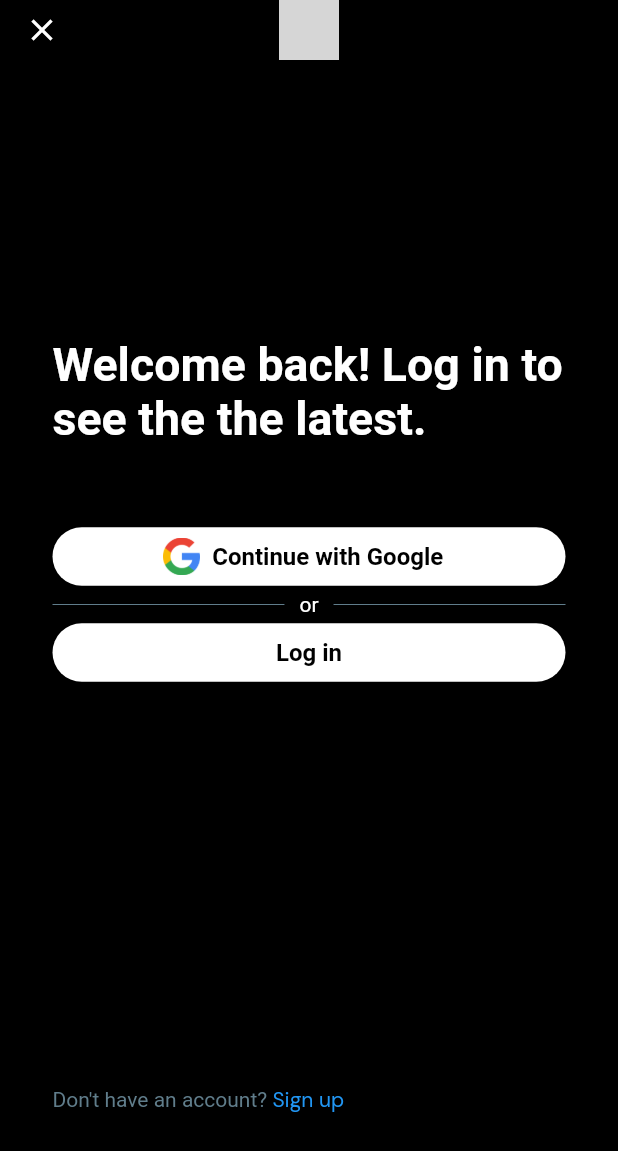
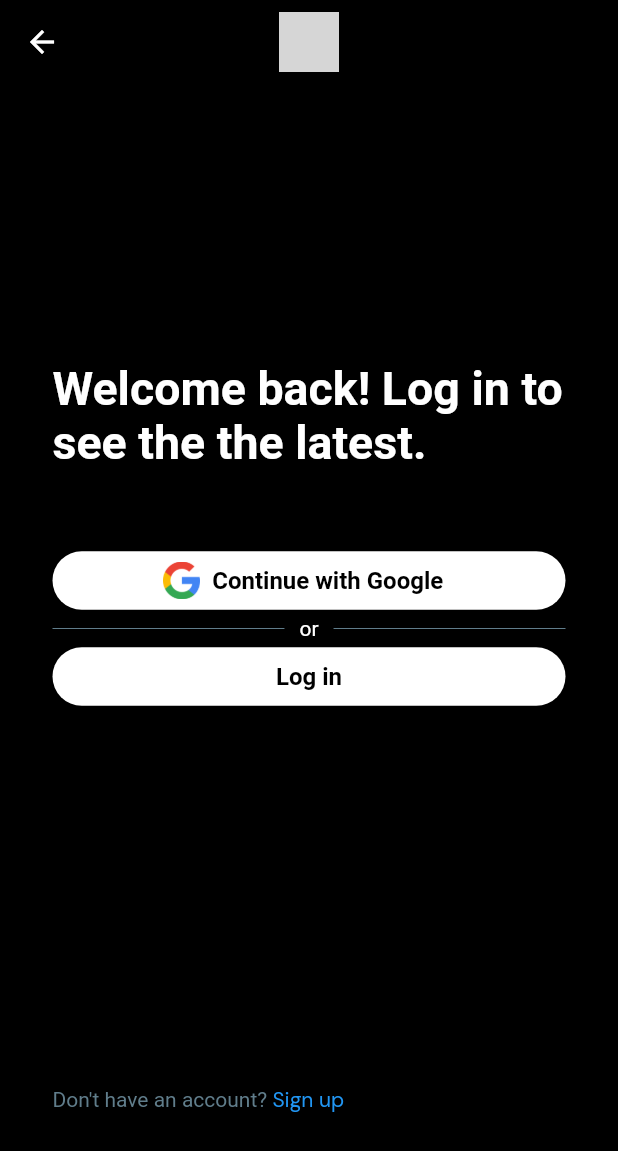
Before and after one commit to AbdoWise-z/GigaChat-Cross-platform, a Flutter app: the screen it shows after launch, on a phone screen of 412 x 824 dp. Shown: the top 1151 px of the screen. Run offline on Flutter 3.47's test engine with Material 2 defaults, Android fonts, the phone set to English and light mode, and no system bars; our stand-ins replace email_validator, fluttertoast, font_awesome_flutter, google_fonts, image_picker, like_button and 1 more; accounts and stored records are empty; grey boxes are pictures that could not be loaded.

Commit message:
linking login page with api interface

```diff
--- a/lib/base.dart
+++ b/lib/base.dart
@@ -5,3 +5,9 @@ const String APP_NAME = "gigachat";
 
 // global constants
 const double LOGIN_PAGE_PADDING = 10.0;
+
+enum LoginState {
+  idle,
+  success,
+  failure,
+}
--- a/lib/pages/login/login-page.dart
+++ b/lib/pages/login/login-page.dart
@@ -2,6 +2,7 @@ import 'package:flutter/cupertino.dart';
 import 'package:flutter/material.dart';
 import 'package:gigachat/pages/login/sub-pages/username-page.dart';
 import 'package:gigachat/pages/register/landing-register.dart';
+import 'package:gigachat/widgets/auth/auth-app-bar.dart';
 import 'package:google_fonts/google_fonts.dart';
 
 import '../../providers/theme-provider.dart';
@@ -13,19 +14,7 @@ class LoginPage extends StatelessWidget {
   @override
   Widget build(BuildContext context) {
     return Scaffold(
-      appBar: AppBar(
-        toolbarHeight: 40,
-        elevation: 0,
-        centerTitle: true,
-        leading: const Icon(Icons.close),
-        title: SizedBox(
-          height: 40,
-          width: 40,
-          child: Image.asset(
-            ThemeProvider.getInstance(context).isDark() ? 'assets/giga-chat-logo-dark.png' : 'assets/giga-chat-logo-light.png',
-          ),
-        ),
-      ),
+      appBar: AuthAppBar(context, leadingIcon: null, showDefault: true),
       body: Padding(
         padding: const EdgeInsets.fromLTRB(35,35,35,100),
         child: SingleChildScrollView(
--- a/pubspec.yaml
+++ b/pubspec.yaml
@@ -38,6 +38,8 @@ dependencies:
   like_button: ^2.0.5
   google_fonts: ^6.1.0
   image_picker: ^1.0.4
+  fluttertoast: ^8.2.3
+
 
 
   # The following adds the Cupertino Icons font to your application.
```
Also changed, not shown: lib/pages/login/sub-pages/password-page.dart (+51 -8 lines), lib/providers/auth.dart (+15 -1 lines), pubspec.lock, 4 other files.
